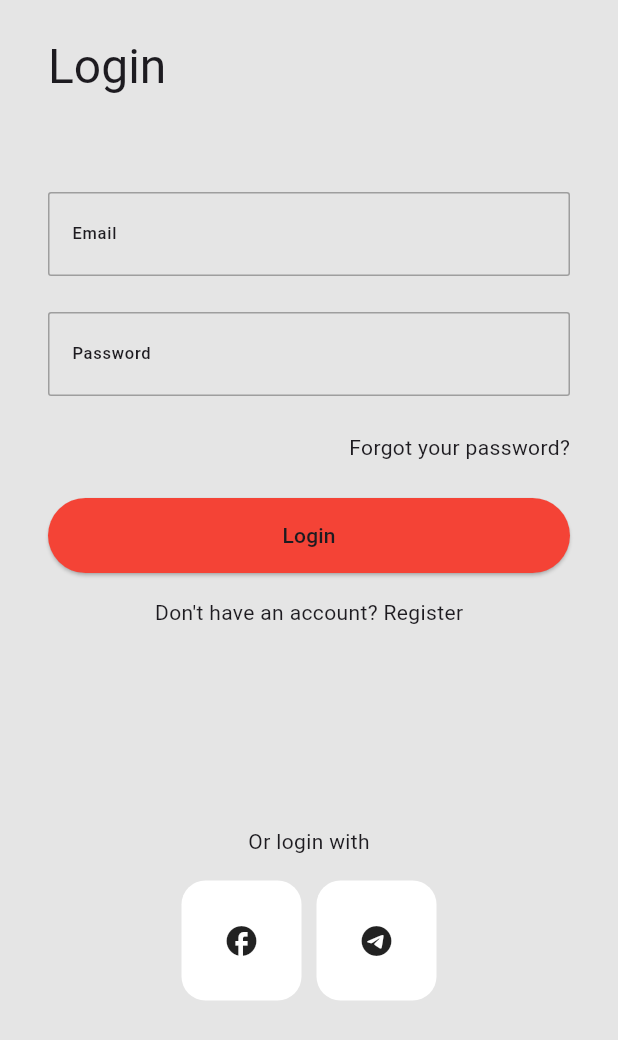
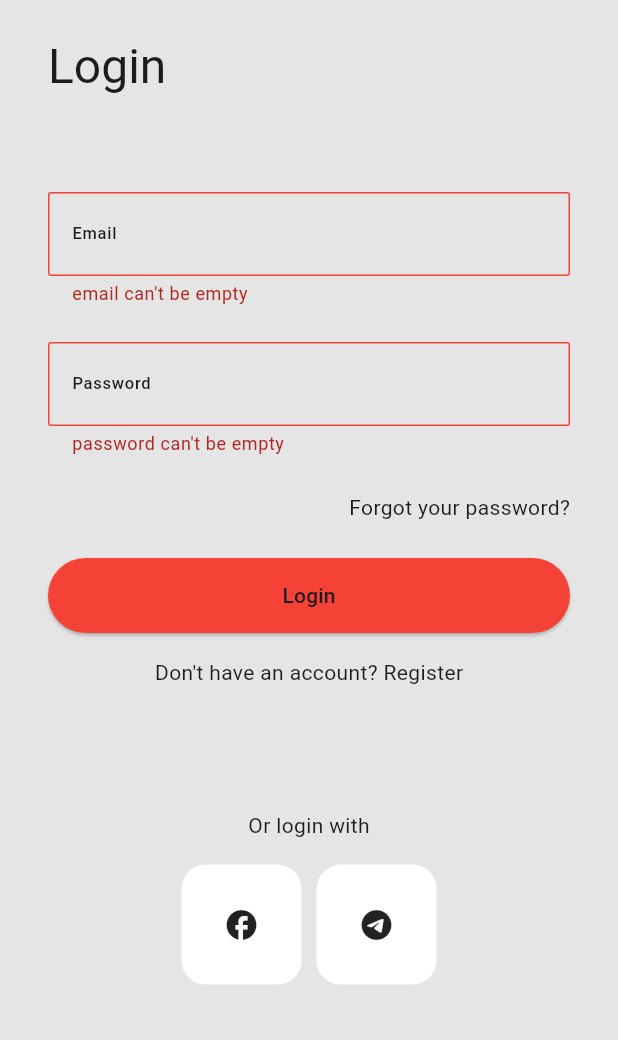
Before and after one commit to Mostafa-Noaman/shoopy, a Flutter app: the AuthPage screen opened by its route, after a tap on "Login", on a phone screen of 412 x 824 dp. Shown: the top 1040 px of the screen. Run offline on Flutter 3.47's test engine with Material 3 defaults, Android fonts, the phone set to English and light mode, and no system bars.

Commit message:
handled some UI modifications

```diff
--- a/lib/utilities/router.dart
+++ b/lib/utilities/router.dart
@@ -1,15 +1,20 @@
 import 'package:flutter/cupertino.dart';
 import 'package:flutter/material.dart';
 import 'package:shooppyy/utilities/routes.dart';
+import 'package:shooppyy/views/pages/bottom_nav_bar.dart';
 import 'package:shooppyy/views/pages/landing_page.dart';
 import 'package:shooppyy/views/pages/auth_page.dart';
 
 Route<dynamic> onGenerate(RouteSettings settings) {
   switch (settings.name) {
     case AppRoutes.loginPageRoute:
-      return CupertinoPageRoute(builder: (_) => AuthPage());
+      return CupertinoPageRoute(builder: (_) => AuthPage(), settings: settings);
+    case AppRoutes.bottomNavBarRoute:
+      return CupertinoPageRoute(
+          builder: (_) => BottomNavBar(), settings: settings);
     case AppRoutes.landingPageRoute:
     default:
-      return CupertinoPageRoute(builder: (_) => const LandingPage());
+      return CupertinoPageRoute(
+          builder: (_) => const LandingPage(), settings: settings);
   }
 }
--- a/lib/utilities/routes.dart
+++ b/lib/utilities/routes.dart
@@ -2,4 +2,5 @@ class AppRoutes {
   static const String landingPageRoute = '/landingPage';
   static const String loginPageRoute = '/login';
   static const String registerPageRoute = '/register';
+  static const String bottomNavBarRoute = '/navBar';
 }
--- a/lib/views/pages/auth_page.dart
+++ b/lib/views/pages/auth_page.dart
@@ -1,5 +1,6 @@
 import 'package:flutter/material.dart';
 import 'package:shooppyy/utilities/enums.dart';
+import 'package:shooppyy/utilities/routes.dart';
 import 'package:shooppyy/views/widgets/main_button.dart';
 
 class AuthPage extends StatefulWidget {
@@ -14,13 +15,26 @@ class _AuthPageState extends State<AuthPage> {
   final TextEditingController _email = TextEditingController();
   final TextEditingController _password = TextEditingController();
   var _authType = AuthFormType.login;
+  final _emailFocusNode = FocusNode();
+  final _passwordFocusNode = FocusNode();
+
+  @override
+  void dispose() {
+    // TODO: implement dispose
+    super.dispose();
+    _email.dispose();
+    _password.dispose();
+  }
 
   @override
   Widget build(BuildContext context) {
+    final size = MediaQuery.of(context).size;
     return Scaffold(
       body: SafeArea(
+        child: SingleChildScrollView(
           child: Padding(
-          padding: const EdgeInsets.symmetric(vertical: 24.0, horizontal: 32.0),
+            padding:
+                const EdgeInsets.symmetric(vertical: 24.0, horizontal: 32.0),
             child: Form(
               key: _formKey,
               child: Column(
@@ -33,6 +47,10 @@ class _AuthPageState extends State<AuthPage> {
                   const SizedBox(height: 64),
                   TextFormField(
                     controller: _email,
+                    focusNode: _emailFocusNode,
+                    onEditingComplete: () =>
+                        FocusScope.of(context).requestFocus(_passwordFocusNode),
+                    textInputAction: TextInputAction.next,
                     validator: (value) {
                       if (value!.isEmpty) {
                         return 'email can\'t be empty';
@@ -47,6 +65,7 @@ class _AuthPageState extends State<AuthPage> {
                   const SizedBox(height: 24),
                   TextFormField(
                     controller: _password,
+                    focusNode: _passwordFocusNode,
                     validator: (value) {
                       if (value!.isEmpty) {
                         return 'password can\'t be empty';
@@ -69,9 +88,15 @@ class _AuthPageState extends State<AuthPage> {
                     ),
                   SizedBox(height: 24),
                   MainButton(
-                    text:
-                        _authType == AuthFormType.login ? 'Login' : 'Register',
-                    onTap: () {}),
+                      text: _authType == AuthFormType.login
+                          ? 'Login'
+                          : 'Register',
+                      onTap: () {
+                        if (_formKey.currentState!.validate()) {
+                          Navigator.of(context)
+                              .pushNamed(AppRoutes.bottomNavBarRoute);
+                        }
+                      }),
                   SizedBox(height: 16),
                   Align(
                     alignment: Alignment.center,
@@ -80,6 +105,7 @@ class _AuthPageState extends State<AuthPage> {
                           ? 'Don\'t have an account? Register'
                           : 'Already have an account ? Login'),
                       onTap: () {
+                        _formKey.currentState!.reset();
                         setState(() {
                           if (_authType == AuthFormType.login) {
                             _authType = AuthFormType.register;
@@ -90,7 +116,7 @@ class _AuthPageState extends State<AuthPage> {
                       },
                     ),
                   ),
-                Spacer(),
+                  SizedBox(height: size.height * 0.1),
                   Align(
                     alignment: Alignment.center,
                     child: Text(
@@ -125,8 +151,8 @@ class _AuthPageState extends State<AuthPage> {
                       ),
                     ],
                   ),
-                Spacer(),
                 ],
+              ),
             ),
           ),
         ),
--- /dev/null
+++ b/lib/views/pages/bottom_nav_bar.dart
@@ -0,0 +1,10 @@
+import 'package:flutter/material.dart';
+
+class BottomNavBar extends StatelessWidget {
+  const BottomNavBar({super.key});
+
+  @override
+  Widget build(BuildContext context) {
+    return Scaffold();
+  }
+}
```
Lines whose indentation alone changed are shown as unchanged.
